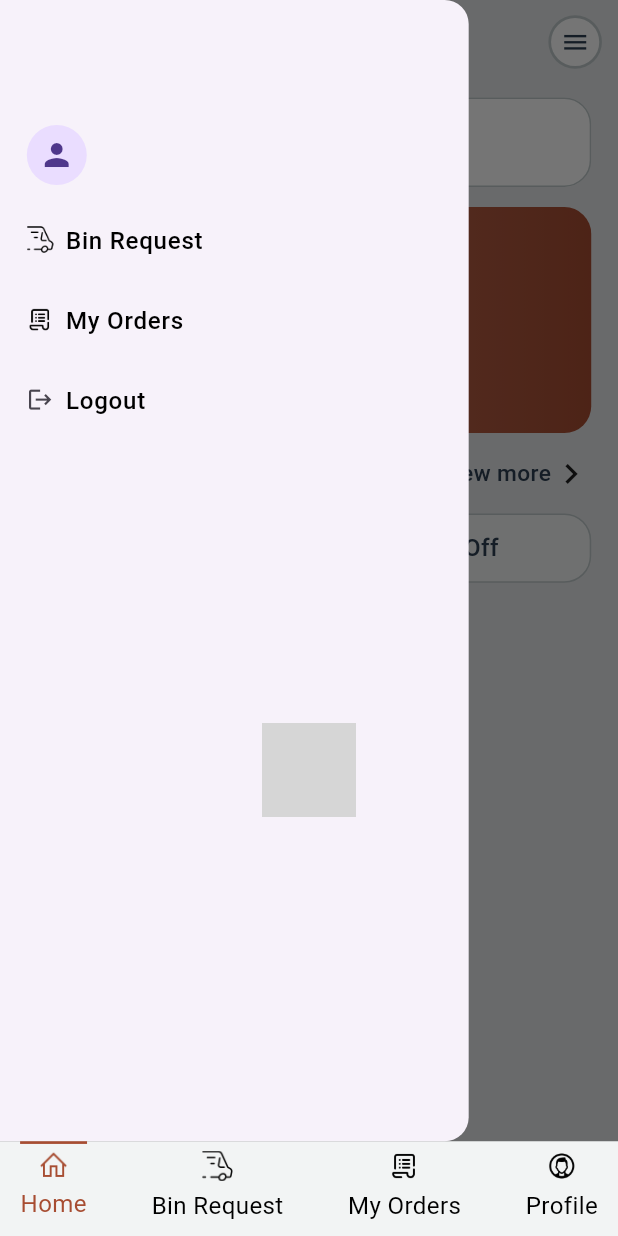
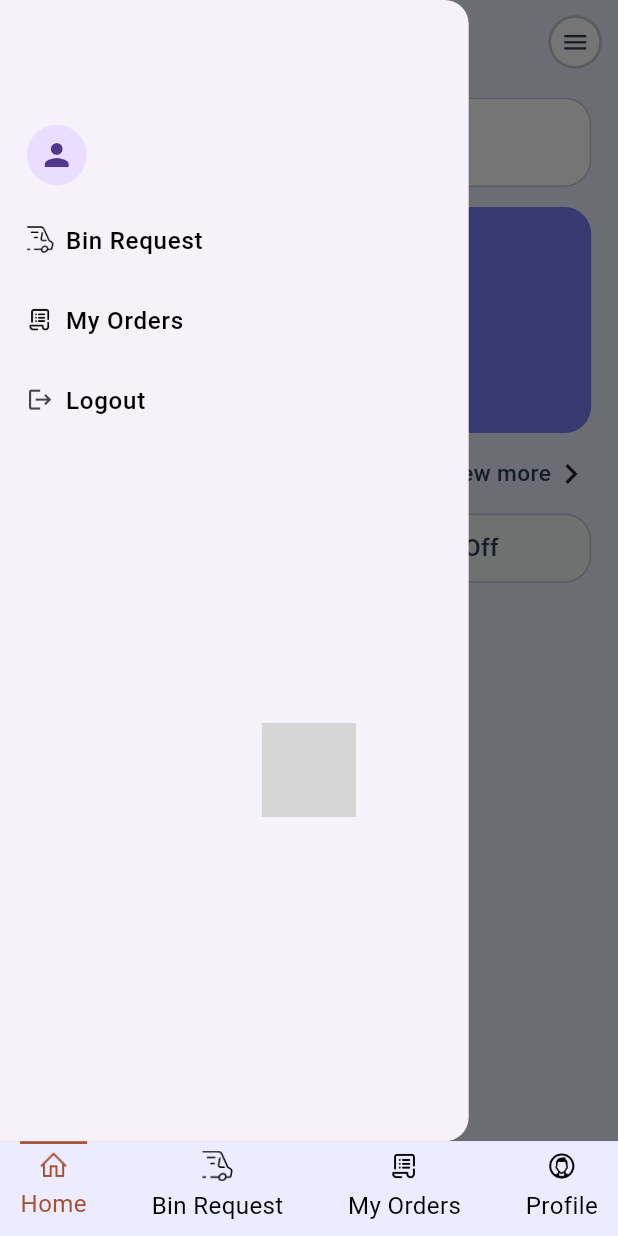
Before and after one commit to Nitin-U/cleanerapp, a Flutter app: the DashboardView screen opened directly, with the side drawer open, on a phone screen of 412 x 824 dp. Run offline on Flutter 3.47's test engine with Material 3 defaults, Android fonts, the phone set to English and light mode, and no system bars; our stand-ins replace connectivity_plus, dio, dotted_border, flutter_screenutil, google_fonts, image_picker and 2 more; accounts and stored records are empty; network calls fail; grey boxes are pictures that could not be loaded.

Commit message:
changed color schemes

```diff
--- a/lib/custom_widget/button.dart
+++ b/lib/custom_widget/button.dart
@@ -67,7 +67,9 @@ class CleanerButton extends StatelessWidget {
           height: height,
           width: width,
           child: ElevatedButton(
+
             style: ElevatedButton.styleFrom(
+              elevation: 5.r,
               shape: RoundedRectangleBorder(
                   borderRadius: BorderRadius.circular(20.r)),
               backgroundColor:
--- a/lib/custom_widget/cleaner_textfield.dart
+++ b/lib/custom_widget/cleaner_textfield.dart
@@ -41,7 +41,7 @@ class CleanerTextfield extends StatelessWidget {
       decoration: InputDecoration(
         focusedErrorBorder:OutlineInputBorder(
               borderSide: BorderSide(color: CleanerAppcolors.primaryRedcolor),
-              borderRadius: BorderRadius.circular(2.r)),
+              borderRadius: BorderRadius.circular(20.r)),
           fillColor: fillColor,
           filled: true,
           prefixIconConstraints: BoxConstraints(minWidth: 45.r),
--- a/lib/utils/appcolors.dart
+++ b/lib/utils/appcolors.dart
@@ -1,7 +1,7 @@
 import 'package:flutter/material.dart';
 
 class CleanerAppcolors {
-  static const primaryminigreycolor = Color(0xffe5e7e9);
+  static const primaryminigreycolor = Color.fromARGB(255, 236, 236, 254);
   static const primarygreycolor = Color(0xff2e4053);
   static const primaryminidarkgreycolor = Color(0xffbfc9ca);
   static const primarylightgreencolor = Color(0xffabebc6);
--- a/lib/view/authentication/login/login_view/login_view.dart
+++ b/lib/view/authentication/login/login_view/login_view.dart
@@ -127,7 +127,7 @@ class LoginView extends StatelessWidget {
                             : CleanerButton.elevated(
                                 height: 55.r,
                                 width: MediaQuery.sizeOf(context).width,
-                                backgroundcolor: CleanerAppcolors.primarybrowncolor,
+                                backgroundcolor: CleanerAppcolors.primarypurple,
                                 label: 'Login',
                                 onPressed: () {
                                   if (loginkey.currentState!.validate()) {
--- a/lib/view/dashboard/dashboard_view/dashboard_view.dart
+++ b/lib/view/dashboard/dashboard_view/dashboard_view.dart
@@ -41,9 +41,11 @@ await myordersdata.getMyordersData(logindata.user?.data?.token??'', logindata.us
     return Consumer<DashboardProvider>(
       builder: (context, dash, child) {
         return Scaffold(
-          backgroundColor: CleanerAppcolors.primarylightgreycolor,
+          backgroundColor: CleanerAppcolors.primaryminigreycolor,
           bottomNavigationBar: DecoratedBox(
-            decoration: BoxDecoration(),
+            decoration: BoxDecoration(
+          color: CleanerAppcolors.primaryminigreycolor
+            ),
             child: Padding(
               padding: EdgeInsets.symmetric(horizontal: 15).r,
               child: Row(
--- a/lib/view/dashboard_screens/home/components/greetings_card.dart
+++ b/lib/view/dashboard_screens/home/components/greetings_card.dart
@@ -26,8 +26,8 @@ class GreetingsCard extends StatelessWidget {
               child: DecoratedBox(
                 decoration: BoxDecoration(
                     gradient: LinearGradient(colors: [
-                      CleanerAppcolors.primarylightbrowncolor,
-                      CleanerAppcolors.primarybrowncolor
+                      const Color.fromARGB(255, 121, 123, 245),
+                      const Color.fromARGB(255, 123, 125, 246)
                     ]),
                     borderRadius: BorderRadius.circular(20.r)),
                 child: Padding(
@@ -54,7 +54,7 @@ class GreetingsCard extends StatelessWidget {
                           dash.screenTabs(dash.currenttab = 2);
                         },
                         label: 'My Orders',
-                        backgroundColor: CleanerAppcolors.primarybrowncolor,
+                        backgroundColor: const Color.fromARGB(255, 54, 57, 251),
                       )
                     ],
                   ),
--- a/lib/view/dashboard_screens/home/components/home_tabs/home_tabs.dart
+++ b/lib/view/dashboard_screens/home/components/home_tabs/home_tabs.dart
@@ -30,8 +30,8 @@ class HomeTabs extends StatelessWidget {
                     decoration: BoxDecoration(
                         gradient: home.tabs == 0
                             ? LinearGradient(colors: [
-                                CleanerAppcolors.primarylightbrowncolor,
-                                CleanerAppcolors.primarybrowncolor
+                                const Color.fromARGB(255, 121, 123, 245),
+                      const Color.fromARGB(255, 123, 125, 246)
                               ])
                             : LinearGradient(colors: [
                                 CleanerAppcolors.primarylightgreycolor,
@@ -68,8 +68,8 @@ class HomeTabs extends StatelessWidget {
                     decoration: BoxDecoration(
                         gradient: home.tabs == 1
                             ? LinearGradient(colors: [
-                                CleanerAppcolors.primarylightbrowncolor,
-                                CleanerAppcolors.primarybrowncolor
+                               const Color.fromARGB(255, 121, 123, 245),
+                      const Color.fromARGB(255, 123, 125, 246)
                               ])
                             : LinearGradient(colors: [
                                 CleanerAppcolors.primarylightgreycolor,
--- a/lib/view/splash_screen/splash_screen.dart
+++ b/lib/view/splash_screen/splash_screen.dart
@@ -31,15 +31,15 @@ class _SplashScreen extends State<SplashScreen> {
   @override
   Widget build(BuildContext context) {
     return Scaffold(
-      backgroundColor: CleanerAppcolors.primarylightgreycolor,
+      backgroundColor: CleanerAppcolors.primaryminigreycolor,
       body: Center(
         child: Column(
           spacing: 5.r,
           mainAxisAlignment: MainAxisAlignment.center,
           children: [
-            Image.asset(AppIcons.cleanerbinlogo),
+            Image.asset(AppIcons.cleanerbinlogo,height: 90.r,),
             LoadingAnimationWidget.dotsTriangle(
-                color: CleanerAppcolors.primarybrowncolor, size: 25.r)
+                color: CleanerAppcolors.primarypurple, size: 40.r)
           ],
         ),
       ),
```
Also changed, not shown: lib/view/dashboard_screens/my_orders/detailscreen/my_orders_drop_off_details_screen.dart (+2 -5 lines), lib/view/dashboard_screens/my_orders/my_orders_provider/my_order_provider.dart (+82 -74 lines).
